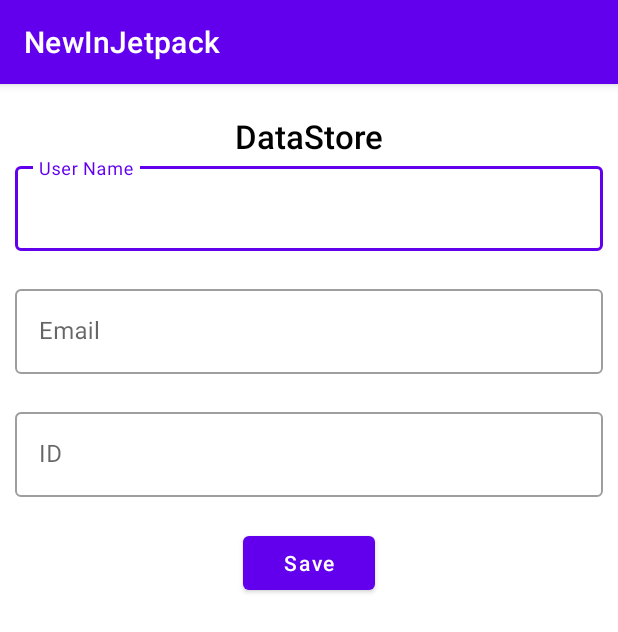
After one commit to stochanskyi/NewInJetpack, an Android app: the DataSavingActivity screen opened directly, with no data from a screen before it, on a phone screen of 412 x 824 dp. The commit adds this screen. Shown: the top 632 px of the screen. Run offline under Robolectric (Android 15) with nearby library versions, the phone set to English and light mode, and no system bars; our stand-ins replace Dagger/Hilt's generated code.

Commit message:
Added hilt and data saving activity

```diff
--- a/app/src/main/AndroidManifest.xml
+++ b/app/src/main/AndroidManifest.xml
@@ -6,6 +6,7 @@
     <uses-permission android:name="android.permission.CAMERA" />
 
     <application
+        android:name=".app.App"
         android:allowBackup="true"
         android:icon="@mipmap/ic_launcher"
         android:label="@string/app_name"
@@ -24,6 +25,7 @@
 
         <activity android:name=".presentation.camera.CameraActivity" />
 
+        <activity android:name=".presentation.datasaving.DataSavingActivity" />
 
     </application>
 </manifest>
--- /dev/null
+++ b/app/src/main/java/com/mars/newinjetpack/data/repository/user/UserRepository.kt
@@ -0,0 +1,12 @@
+package com.mars.newinjetpack.data.repository.user
+
+import com.mars.newinjetpack.data.repository.user.models.User
+import kotlinx.coroutines.flow.Flow
+
+interface UserRepository {
+    val userFlow: Flow<User>
+
+    suspend fun setUserId(id: String)
+    suspend fun setUserName(username: String)
+    suspend fun setUserEmail(email: String)
+}
--- /dev/null
+++ b/app/src/main/java/com/mars/newinjetpack/presentation/datasaving/DataSavingActivity.kt
@@ -0,0 +1,41 @@
+package com.mars.newinjetpack.presentation.datasaving
+
+import android.os.Bundle
+import androidx.activity.viewModels
+import androidx.appcompat.app.AppCompatActivity
+import com.mars.newinjetpack.databinding.ActivityDataSavingBinding
+import dagger.hilt.android.AndroidEntryPoint
+
+@AndroidEntryPoint
+class DataSavingActivity : AppCompatActivity() {
+
+    private val viewModel: DataSavingViewModel by viewModels()
+
+    override fun onCreate(savedInstanceState: Bundle?) {
+        super.onCreate(savedInstanceState)
+        ActivityDataSavingBinding.inflate(layoutInflater).run {
+            setContentView(root)
+            initListeners(this)
+            initObservers(this)
+        }
+    }
+
+    private fun initListeners(binding: ActivityDataSavingBinding) {
+        binding.saveButton.setOnClickListener {
+            viewModel.saveData(
+                id = binding.userIdEditText.text.toString(),
+                username = binding.userNameEditText.text.toString(),
+                email = binding.emailEditText.text.toString()
+            )
+        }
+    }
+
+    private fun initObservers(binding: ActivityDataSavingBinding) {
+        viewModel.userLiveData.observe(this) {
+            binding.userIdEditText.setText(it.id)
+            binding.userNameEditText.setText(it.userName)
+            binding.emailEditText.setText(it.email)
+        }
+    }
+
+}
--- /dev/null
+++ b/app/src/main/java/com/mars/newinjetpack/presentation/datasaving/DataSavingViewModel.kt
@@ -0,0 +1,28 @@
+package com.mars.newinjetpack.presentation.datasaving
+
+import androidx.lifecycle.LiveData
+import androidx.lifecycle.ViewModel
+import androidx.lifecycle.asLiveData
+import androidx.lifecycle.viewModelScope
+import com.mars.newinjetpack.data.repository.user.UserRepository
+import com.mars.newinjetpack.data.repository.user.models.User
+import dagger.hilt.android.lifecycle.HiltViewModel
+import kotlinx.coroutines.launch
+import javax.inject.Inject
+
+@HiltViewModel
+class DataSavingViewModel @Inject constructor(
+    private val userRepository: UserRepository
+) : ViewModel() {
+
+    val userLiveData: LiveData<User> = userRepository.userFlow.asLiveData()
+
+    fun saveData(id: String, username: String, email: String) {
+        viewModelScope.launch {
+            id.takeIf { it.isNotBlank() }?.let { userRepository.setUserId(it) }
+            username.takeIf { it.isNotBlank() }?.let { userRepository.setUserName(it) }
+            email.takeIf { it.isNotBlank() }?.let { userRepository.setUserEmail(it) }
+        }
+    }
+
+}
--- /dev/null
+++ b/app/src/main/res/layout/activity_data_saving.xml
@@ -0,0 +1,81 @@
+<?xml version="1.0" encoding="utf-8"?>
+<LinearLayout xmlns:android="http://schemas.android.com/apk/res/android"
+    xmlns:app="http://schemas.android.com/apk/res-auto"
+    android:layout_width="match_parent"
+    android:layout_height="match_parent"
+    android:paddingTop="20dp"
+    android:paddingBottom="20dp"
+    android:paddingStart="10dp"
+    android:paddingEnd="10dp"
+    android:orientation="vertical">
+
+    <TextView
+        android:layout_width="match_parent"
+        android:layout_height="wrap_content"
+        android:textSize="22sp"
+        android:textColor="@color/black"
+        android:fontFamily="sans-serif-medium"
+        android:text="@string/datastore"
+        android:textAlignment="center" />
+
+    <com.google.android.material.textfield.TextInputLayout
+        style="@style/Widget.MaterialComponents.TextInputLayout.OutlinedBox"
+        android:layout_width="match_parent"
+        android:layout_height="wrap_content"
+        app:layout_constraintEnd_toEndOf="parent"
+        app:layout_constraintStart_toStartOf="parent"
+        app:layout_constraintTop_toTopOf="parent">
+
+        <com.google.android.material.textfield.TextInputEditText
+            android:id="@+id/user_name_editText"
+            android:layout_width="match_parent"
+            android:layout_height="wrap_content"
+            android:hint="@string/user_name" />
+
+    </com.google.android.material.textfield.TextInputLayout>
+
+
+    <com.google.android.material.textfield.TextInputLayout
+        style="@style/Widget.MaterialComponents.TextInputLayout.OutlinedBox"
+        android:layout_width="match_parent"
+        android:layout_height="wrap_content"
+        android:layout_marginTop="20dp"
+        app:layout_constraintEnd_toEndOf="parent"
+        app:layout_constraintStart_toStartOf="parent"
+        app:layout_constraintTop_toTopOf="parent">
+
+        <com.google.android.material.textfield.TextInputEditText
+            android:id="@+id/email_editText"
+            android:layout_width="match_parent"
+            android:layout_height="wrap_content"
+            android:hint="@string/email" />
+
+    </com.google.android.material.textfield.TextInputLayout>
+
+    <com.google.android.material.textfield.TextInputLayout
+        style="@style/Widget.MaterialComponents.TextInputLayout.OutlinedBox"
+        android:layout_width="match_parent"
+        android:layout_height="wrap_content"
+        android:layout_marginTop="20dp"
+        app:layout_constraintEnd_toEndOf="parent"
+        app:layout_constraintStart_toStartOf="parent"
+        app:layout_constraintTop_toTopOf="parent">
+
+        <com.google.android.material.textfield.TextInputEditText
+            android:id="@+id/user_id_editText"
+            android:layout_width="match_parent"
+            android:layout_height="wrap_content"
+            android:hint="@string/id" />
+
+    </com.google.android.material.textfield.TextInputLayout>
+
+    <com.google.android.material.button.MaterialButton
+        android:id="@+id/save_button"
+        android:layout_width="wrap_content"
+        android:layout_height="wrap_content"
+        android:layout_marginTop="20dp"
+        android:layout_gravity="center"
+        android:textAllCaps="false"
+        android:text="@string/save" />
+
+</LinearLayout>
--- a/app/src/main/res/layout/activity_main.xml
+++ b/app/src/main/res/layout/activity_main.xml
@@ -1,6 +1,5 @@
 <?xml version="1.0" encoding="utf-8"?>
 <LinearLayout xmlns:android="http://schemas.android.com/apk/res/android"
-    xmlns:app="http://schemas.android.com/apk/res-auto"
     xmlns:tools="http://schemas.android.com/tools"
     android:layout_width="match_parent"
     android:layout_height="match_parent"
@@ -37,12 +36,13 @@
         android:layout_weight="1" />
 
     <Button
-        android:id="@+id/paging_button"
+        android:id="@+id/data_savnig_button"
         android:layout_width="match_parent"
         android:layout_height="wrap_content"
         android:layout_marginStart="40dp"
         android:layout_marginEnd="40dp"
-        android:textAllCaps="false" />
+        android:textAllCaps="false"
+        android:text="@string/data_saving" />
 
     <Space
         android:layout_width="match_parent"
--- a/app/src/main/res/values/strings.xml
+++ b/app/src/main/res/values/strings.xml
@@ -2,4 +2,11 @@
     <string name="app_name">NewInJetpack</string>
     <string name="what_s_new_in_jetpack">What\'s new in Jetpack</string>
     <string name="camerax">CameraX</string>
+    <string name="datastore">DataStore</string>
+    <string name="user_name">User Name</string>
+    <string name="email">Email</string>
+    <string name="id">ID</string>
+    <string name="save">Save</string>
+    <string name="saved_data">Saved Data</string>
+    <string name="data_saving">Data Saving</string>
 </resources>
--- a/build.gradle
+++ b/build.gradle
@@ -7,7 +7,7 @@ buildscript {
     dependencies {
         classpath "com.android.tools.build:gradle:7.0.0"
         classpath "org.jetbrains.kotlin:kotlin-gradle-plugin:1.5.21"
-
+        classpath 'com.google.dagger:hilt-android-gradle-plugin:2.38.1'
         // NOTE: Do not place your application dependencies here; they belong
         // in the individual module build.gradle files
     }
```
Also changed, not shown: app/build.gradle (+7 -0 lines), app/src/main/java/com/mars/newinjetpack/app/App.kt (added, +7 -0 lines), app/src/main/java/com/mars/newinjetpack/app/di/modules/ApplicationBindsModule.kt (added, +24 -0 lines), app/src/main/java/com/mars/newinjetpack/data/datastore/proto/UserDataStoreImpl.kt (+8 -1 lines), app/src/main/java/com/mars/newinjetpack/data/repository/user/UserRepositoryImpl.kt (added, +33 -0 lines), app/src/main/java/com/mars/newinjetpack/data/repository/user/models/User.kt (added, +7 -0 lines), app/src/main/java/com/mars/newinjetpack/presentation/main/MainActivity.kt (+7 -2 lines).
